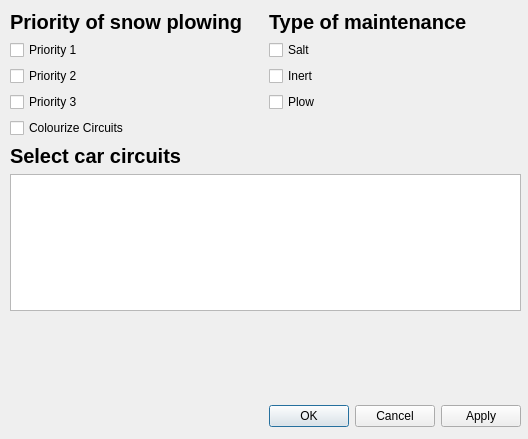
The window that plugin/snowplow_dialog_base.ui (pixelneo/SnowPlow) describes before a commit, drawn with Qt 5.
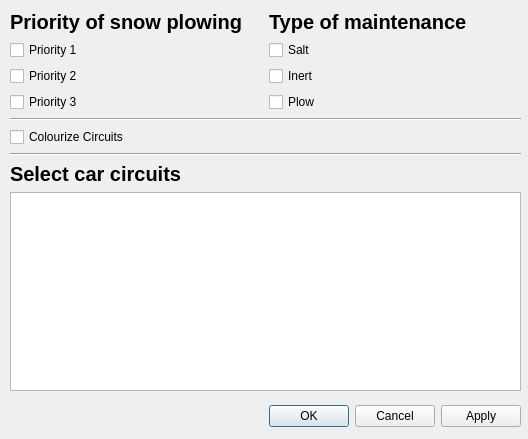
The same window after the commit.

What changed in the file:
```diff
--- a/plugin/snowplow_dialog_base.ui
+++ b/plugin/snowplow_dialog_base.ui
@@ -35,7 +35,7 @@
      <x>10</x>
      <y>10</y>
      <width>511</width>
-     <height>301</height>
+     <height>381</height>
     </rect>
    </property>
    <layout class="QVBoxLayout" name="verticalLayout_4">
@@ -145,6 +145,13 @@
       </item>
      </layout>
     </item>
+    <item>
+     <widget class="Line" name="line">
+      <property name="orientation">
+       <enum>Qt::Horizontal</enum>
+      </property>
+     </widget>
+    </item>
     <item>
      <widget class="QCheckBox" name="colourize">
       <property name="text">
@@ -152,6 +159,13 @@
       </property>
      </widget>
     </item>
+    <item>
+     <widget class="Line" name="line_2">
+      <property name="orientation">
+       <enum>Qt::Horizontal</enum>
+      </property>
+     </widget>
+    </item>
     <item>
      <layout class="QHBoxLayout" name="horizontalLayout_2">
       <item>
@@ -171,7 +185,11 @@
          </widget>
         </item>
         <item>
-         <widget class="QListView" name="cars"/>
+         <widget class="QListWidget" name="cars">
+          <property name="selectionMode">
+           <enum>QAbstractItemView::MultiSelection</enum>
+          </property>
+         </widget>
         </item>
        </layout>
       </item>
```
